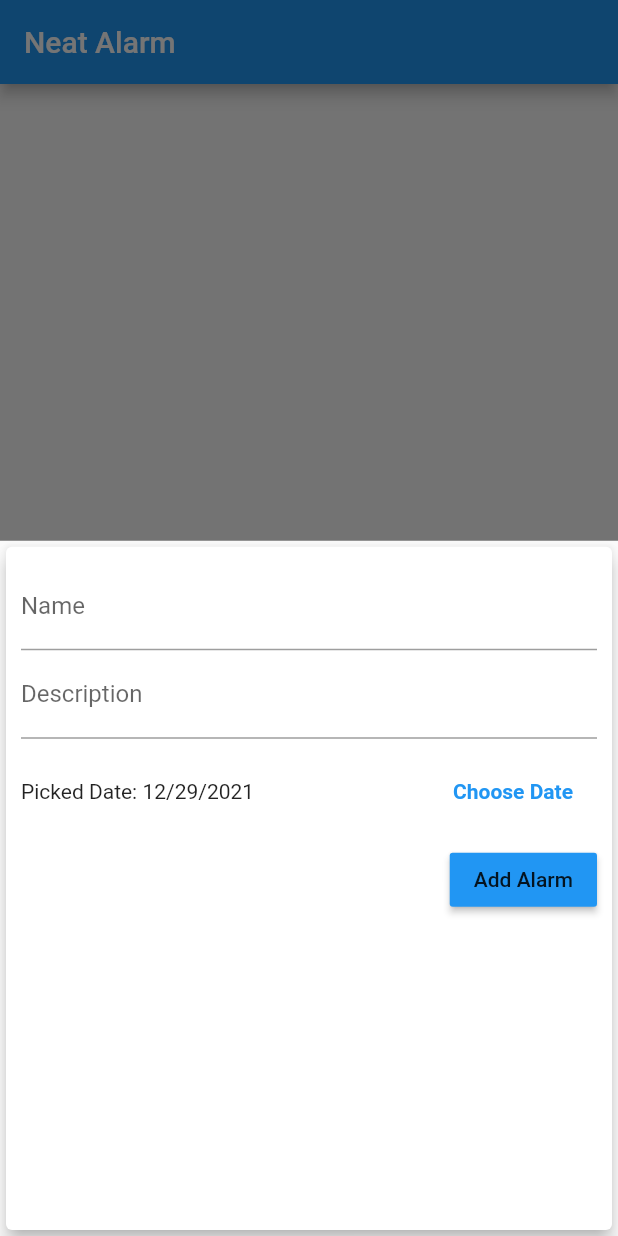
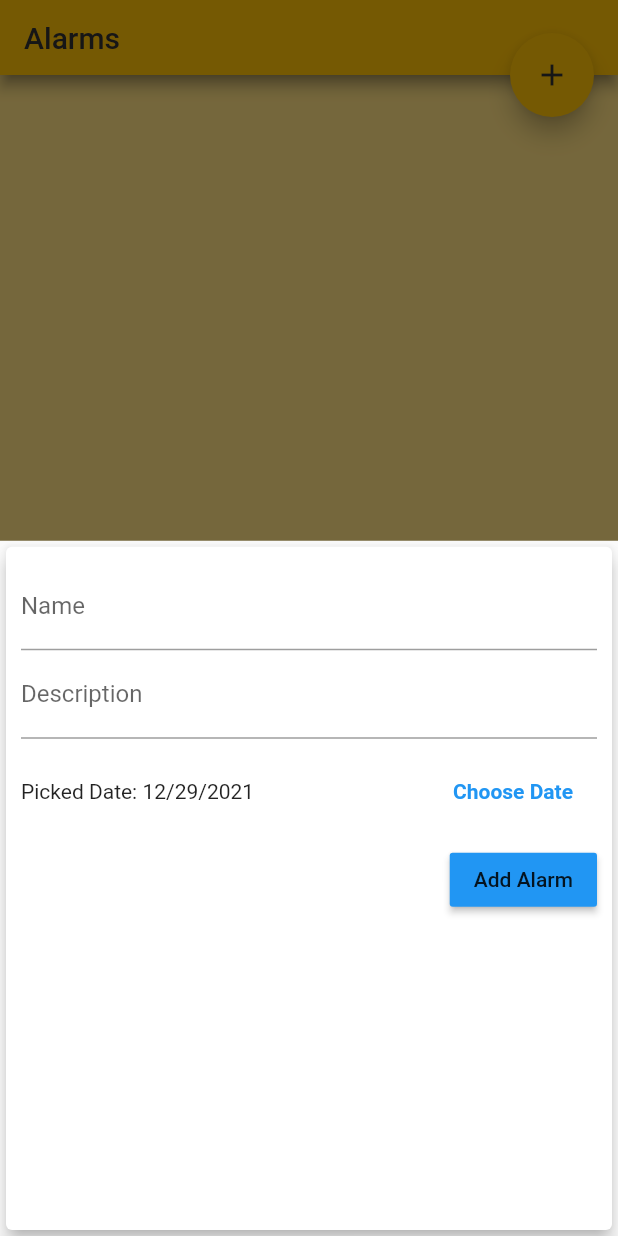
Before and after one commit to flak207/neat_alarm, a Flutter app: the screen it shows after launch, after a tap on the "add" icon, on a phone screen of 412 x 824 dp. Run offline on Flutter 3.47's test engine with Material 2 defaults, Android fonts, the phone set to English and light mode, and no system bars; drawn by our look-alikes of convex_bottom_bar; our stand-ins replace flutter_local_notifications, shared_preferences, timezone.

Commit message:
Update UI

```diff
--- a/lib/constants.dart
+++ b/lib/constants.dart
@@ -1 +1,7 @@
+import 'package:flutter/material.dart';
+
 const String applicationName = "Neat Alarm";
+const String alarmsTitle = "Alarms";
+
+final Color? appBackground = Colors.amber[500];
+final Color? appForeground = Colors.grey[850];
--- a/lib/main.dart
+++ b/lib/main.dart
@@ -1,6 +1,8 @@
 import 'package:flutter/material.dart';
 import 'package:timezone/data/latest.dart' as tz;
+import 'package:convex_bottom_bar/convex_bottom_bar.dart';
 
+import 'package:neat_alarm/constants.dart';
 import 'package:neat_alarm/services/notification_service.dart';
 import 'package:neat_alarm/services/storage_service.dart';
 import 'package:neat_alarm/widgets/alarms_list.dart';
@@ -10,41 +12,75 @@ Future<void> main() async {
   await NotificationService().init();
   await StorageService().init();
   tz.initializeTimeZones();
-  runApp(const App());
+  runApp(const AppWidget());
 }
 
-class App extends StatefulWidget {
-  const App({Key? key}) : super(key: key);
+class AppWidget extends StatelessWidget {
+  const AppWidget({Key? key}) : super(key: key);
 
   @override
-  _AppState createState() => _AppState();
+  Widget build(BuildContext context) {
+    return const MaterialApp(
+      title: applicationName,
+      home: NavigationWidget(),
+    );
+  }
 }
 
-class _AppState extends State<App> {
+class NavigationWidget extends StatefulWidget {
+  const NavigationWidget({Key? key}) : super(key: key);
+
+  @override
+  _NavigationWidgetState createState() => _NavigationWidgetState();
+}
+
+class _NavigationWidgetState extends State<NavigationWidget> {
+  int _selectedIndex = 0;
+  static const TextStyle optionStyle =
+      TextStyle(fontSize: 30, fontWeight: FontWeight.bold);
+
+  static const List<Widget> _widgetOptions = <Widget>[
+    AlarmsList(),
+    AlarmsList(),
+    AlarmsList(),
+    Text(
+      'Calendar',
+      style: optionStyle,
+    )
+  ];
+
   @override
   Widget build(BuildContext context) {
-    // AppBar appBarWdg = AppBar(title: const Text('Neat Alarm'));
-    // var btnAddAlarm = ElevatedButton(
-    //     child: const Text(
-    //       'Add New Alarm 7',
-    //       style: TextStyle(fontSize: 18),
-    //     ),
-    //     onPressed: () async {
-    //       DateTime now = DateTime.now();
-    //       String formattedDate = DateFormat('yyyy-MM-dd HH:mm:ss').format(now);
-    //       debugPrint('Clicked $formattedDate');
+    return Scaffold(
+      // appBar: AppBar(
+      //   title: const Text(applicationName),
+      //   backgroundColor: appBackground,
+      //   foregroundColor: appForeground,
+      //   shadowColor: appForeground,
+      //   toolbarHeight: 40,
+      // ),
+      body: Center(
+        child: _widgetOptions.elementAt(_selectedIndex),
+      ),
+      bottomNavigationBar: ConvexAppBar(
+          activeColor: appForeground,
+          backgroundColor: appBackground,
+          color: appForeground,
+          style: TabStyle.textIn,
+          items: const <TabItem>[
+            TabItem(icon: Icons.alarm_outlined, title: 'Alarms'),
+            TabItem(icon: Icons.timer_outlined, title: 'Timers'),
+            TabItem(icon: Icons.calendar_today_outlined, title: 'Calendar'),
+          ],
+          initialActiveIndex: 1,
+          onTap: _onItemTapped //(int i) => print('click index=$i'),
+          ),
+    );
+  }
 
-    //       NotificationService().showNotification("TEST");
-    //     });
-    // var btnContainer = Container(
-    //     margin: const EdgeInsets.all(10),
-    //     width: double.infinity,
-    //     child: btnAddAlarm);
-    // Widget bodyWdg = Column(children: [btnContainer]);
-    // Scaffold scaffold = Scaffold(appBar: appBarWdg, body: bodyWdg);
-
-    // MaterialApp, CupertinoApp, WidgetsApp
-    const MaterialApp baseApp = MaterialApp(home: AlarmsList());
-    return baseApp;
+  void _onItemTapped(int index) {
+    setState(() {
+      _selectedIndex = index;
+    });
   }
 }
--- a/lib/widgets/alarms_list.dart
+++ b/lib/widgets/alarms_list.dart
@@ -24,7 +24,13 @@ class _AlarmsListState extends State<AlarmsList> {
 
   @override
   Widget build(BuildContext context) {
-    AppBar appBarWdg = AppBar(title: const Text(applicationName));
+    AppBar appBarWdg = AppBar(
+      title: const Text(alarmsTitle),
+      backgroundColor: appBackground,
+      foregroundColor: appForeground,
+      shadowColor: appForeground,
+      toolbarHeight: 50,
+    );
 
     Widget bodyWdg = Column(children: [
       Expanded(
@@ -37,14 +43,24 @@ class _AlarmsListState extends State<AlarmsList> {
       ),
     ]);
 
+    var addBtn = FloatingActionButton(
+      backgroundColor: appBackground,
+      foregroundColor: appForeground,
+      child: const Icon(Icons.add),
+      onPressed: () => _startAddNewAlarm(context),
+    );
     Scaffold scaffold = Scaffold(
-        appBar: appBarWdg,
-        body: bodyWdg,
-        floatingActionButtonLocation: FloatingActionButtonLocation.centerFloat,
-        floatingActionButton: FloatingActionButton(
-          child: const Icon(Icons.add),
-          onPressed: () => _startAddNewAlarm(context),
-        ));
+      appBar: appBarWdg,
+      backgroundColor: Colors.amber[200],
+      body: bodyWdg,
+      floatingActionButtonLocation: FloatingActionButtonLocation.endTop,
+      floatingActionButton: addBtn,
+      // Padding(
+      //   padding: const EdgeInsets.only(top: 13),
+      //   //alignment: Alignment(1, 0),
+      //   child: addBtn,
+      // ),
+    );
     return scaffold;
   }
 
--- a/pubspec.yaml
+++ b/pubspec.yaml
@@ -37,6 +37,7 @@ dependencies:
   flutter_local_notifications: ^9.1.5
   intl: ^0.17.0
   shared_preferences: ^2.0.11
+  convex_bottom_bar: ^3.0.0
 
 dev_dependencies:
   flutter_test:
```
Also changed, not shown: pubspec.lock.
